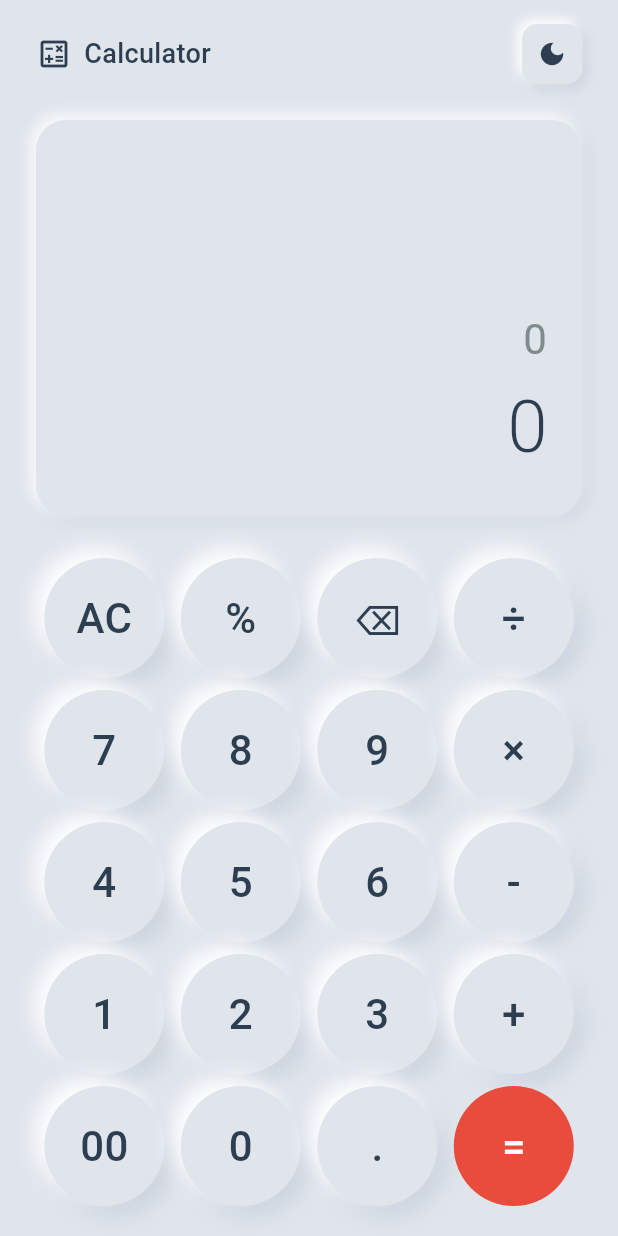
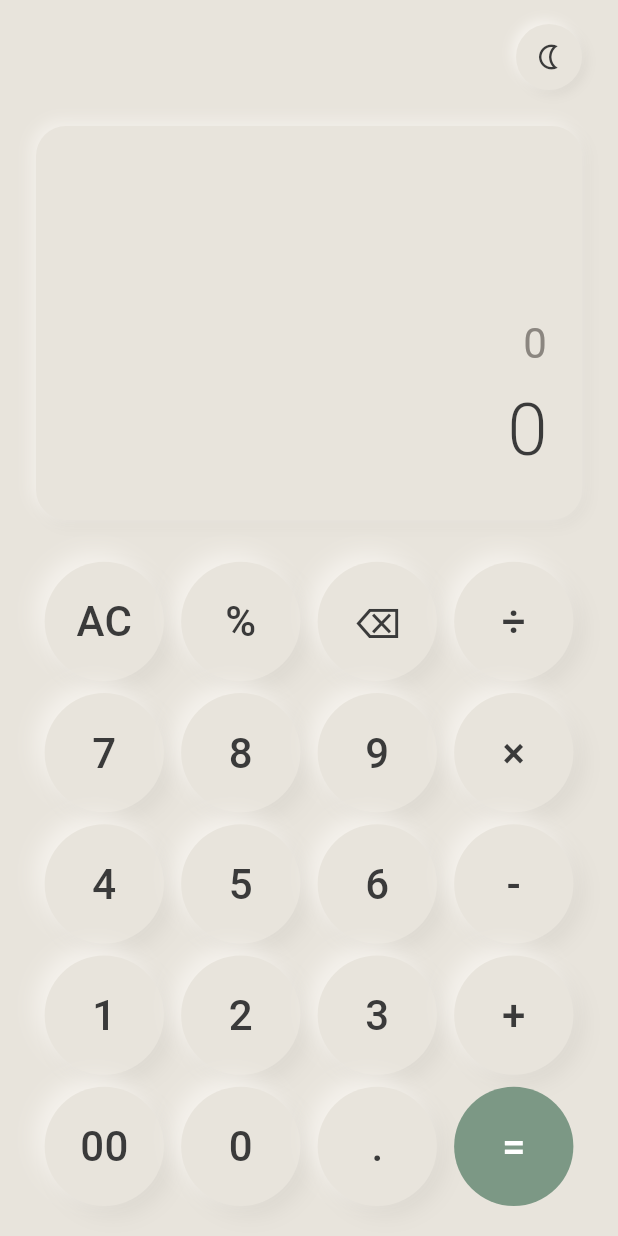
Before and after one commit to ZenKitX/ZenCalc, a Flutter app: the screen it shows after launch, on a phone screen of 412 x 824 dp. Run offline on Flutter 3.47's test engine with Material 3 defaults, Android fonts, the phone set to English and light mode, and no system bars.

Commit message:
实现禅意设计：自然配色、流畅动画、极简界面

```diff
--- a/calculator/lib/main.dart
+++ b/calculator/lib/main.dart
@@ -25,11 +25,13 @@ class _CalculatorAppState extends State<CalculatorApp> {
   @override
   Widget build(BuildContext context) {
     return MaterialApp(
-      title: 'Neumorphic Calculator',
+      title: 'ZenCalc',
       debugShowCheckedModeBanner: false,
       theme: AppTheme.lightTheme,
       darkTheme: AppTheme.darkTheme,
       themeMode: themeMode,
+      themeAnimationDuration: const Duration(milliseconds: 800), // 缓慢的主题切换
+      themeAnimationCurve: Curves.easeInOutCubic, // 流畅的曲线
       home: CalculatorScreen(onThemeToggle: toggleTheme),
     );
   }
--- a/calculator/lib/screens/calculator_screen.dart
+++ b/calculator/lib/screens/calculator_screen.dart
@@ -139,37 +139,17 @@ class _CalculatorScreenState extends State<CalculatorScreen> {
               ),
               child: Column(
                 children: [
-                  // 顶部菜单栏
-                  Row(
-                    mainAxisAlignment: MainAxisAlignment.spaceBetween,
-                    children: [
-                      // 左侧：应用名称
-                      Row(
-                        children: [
-                          Icon(
-                            Icons.calculate_outlined,
-                            color: isDark ? AppTheme.darkText : AppTheme.lightText,
-                            size: 24,
-                          ),
-                          const SizedBox(width: 8),
-                          Text(
-                            'Calculator',
-                            style: TextStyle(
-                              fontSize: 18,
-                              fontWeight: FontWeight.w500,
-                              color: isDark ? AppTheme.darkText : AppTheme.lightText,
-                            ),
-                          ),
-                        ],
-                      ),
-                      // 右侧：主题切换按钮
-                      GestureDetector(
+                  // 顶部 - 极简设计，只保留主题切换
+                  Align(
+                    alignment: Alignment.centerRight,
+                    child: GestureDetector(
                       onTap: widget.onThemeToggle,
-                        child: Container(
-                          padding: const EdgeInsets.all(10),
+                      child: AnimatedContainer(
+                        duration: const Duration(milliseconds: 300),
+                        padding: const EdgeInsets.all(12),
                         decoration: BoxDecoration(
                           color: isDark ? AppTheme.darkBackground : AppTheme.lightBackground,
-                            borderRadius: BorderRadius.circular(10),
+                          shape: BoxShape.circle,
                           boxShadow: [
                             BoxShadow(
                               color: isDark
@@ -187,14 +167,23 @@ class _CalculatorScreenState extends State<CalculatorScreen> {
                             ),
                           ],
                         ),
+                        child: AnimatedSwitcher(
+                          duration: const Duration(milliseconds: 300),
+                          transitionBuilder: (Widget child, Animation<double> animation) {
+                            return RotationTransition(
+                              turns: animation,
+                              child: FadeTransition(opacity: animation, child: child),
+                            );
+                          },
                           child: Icon(
-                            isDark ? Icons.light_mode : Icons.dark_mode,
+                            isDark ? Icons.wb_sunny_outlined : Icons.nightlight_outlined,
+                            key: ValueKey<bool>(isDark),
                             color: isDark ? AppTheme.darkText : AppTheme.lightText,
                             size: 20,
                           ),
                         ),
                       ),
-                    ],
+                    ),
                   ),
 
                   SizedBox(height: isSmallScreen ? 16 : 24),
--- a/calculator/lib/theme/app_theme.dart
+++ b/calculator/lib/theme/app_theme.dart
@@ -1,23 +1,23 @@
 import 'package:flutter/material.dart';
 
 class AppTheme {
-  // 浅色主题颜色（优化后）
-  static const Color lightBackground = Color(0xFFE0E5EC);
-  static const Color lightShadowLight = Color(0xFFFFFFFF);
-  static const Color lightShadowDark = Color(0xFFA3B1C6);
-  static const Color lightText = Color(0xFF2C3E50);
-  static const Color lightTextSecondary = Color(0xFF7F8C8D);
+  // 禅意浅色主题 - 沙石庭院
+  static const Color lightBackground = Color(0xFFE8E4DC); // 温暖的沙色
+  static const Color lightShadowLight = Color(0xFFF5F2ED); // 浅沙色高光
+  static const Color lightShadowDark = Color(0xFFC8C4BC); // 深沙色阴影
+  static const Color lightText = Color(0xFF3A3A3A); // 墨色文字
+  static const Color lightTextSecondary = Color(0xFF8B8680); // 灰褐色次要文字
 
-  // 深色主题颜色（优化后）
-  static const Color darkBackground = Color(0xFF2C2F36);
-  static const Color darkShadowLight = Color(0xFF3D4149);
-  static const Color darkShadowDark = Color(0xFF1A1C20);
-  static const Color darkText = Color(0xFFECF0F1);
-  static const Color darkTextSecondary = Color(0xFFBDC3C7);
+  // 禅意深色主题 - 夜间竹林
+  static const Color darkBackground = Color(0xFF2B2D2A); // 深竹绿灰
+  static const Color darkShadowLight = Color(0xFF3A3D38); // 浅竹绿灰
+  static const Color darkShadowDark = Color(0xFF1C1E1B); // 深夜色
+  static const Color darkText = Color(0xFFE8E4DC); // 月光色文字
+  static const Color darkTextSecondary = Color(0xFFA8A49C); // 雾色次要文字
 
-  // 强调色（更柔和）
-  static const Color accentColor = Color(0xFFE74C3C);
-  static const Color accentColorDark = Color(0xFFFF6B6B);
+  // 禅意强调色 - 竹绿
+  static const Color accentColor = Color(0xFF7C9885); // 柔和竹绿
+  static const Color accentColorDark = Color(0xFF8FA896); // 浅竹绿
 
   // 浅色主题
   static ThemeData lightTheme = ThemeData(
--- a/calculator/lib/widgets/neumorphic_button.dart
+++ b/calculator/lib/widgets/neumorphic_button.dart
@@ -23,8 +23,28 @@ class NeumorphicButton extends StatefulWidget {
   State<NeumorphicButton> createState() => _NeumorphicButtonState();
 }
 
-class _NeumorphicButtonState extends State<NeumorphicButton> {
+class _NeumorphicButtonState extends State<NeumorphicButton> with SingleTickerProviderStateMixin {
   bool isPressed = false;
+  late AnimationController _scaleController;
+  late Animation<double> _scaleAnimation;
+
+  @override
+  void initState() {
+    super.initState();
+    _scaleController = AnimationController(
+      duration: const Duration(milliseconds: 150),
+      vsync: this,
+    );
+    _scaleAnimation = Tween<double>(begin: 1.0, end: 0.95).animate(
+      CurvedAnimation(parent: _scaleController, curve: Curves.easeInOut),
+    );
+  }
+
+  @override
+  void dispose() {
+    _scaleController.dispose();
+    super.dispose();
+  }
 
   @override
   Widget build(BuildContext context) {
@@ -46,16 +66,22 @@ class _NeumorphicButtonState extends State<NeumorphicButton> {
     return GestureDetector(
       onTapDown: (_) {
         setState(() => isPressed = true);
+        _scaleController.forward();
       },
       onTapUp: (_) {
         setState(() => isPressed = false);
+        _scaleController.reverse();
         widget.onTap();
       },
       onTapCancel: () {
         setState(() => isPressed = false);
+        _scaleController.reverse();
       },
+      child: ScaleTransition(
+        scale: _scaleAnimation,
         child: AnimatedContainer(
-        duration: const Duration(milliseconds: 150),
+          duration: const Duration(milliseconds: 200), // 更慢的过渡
+          curve: Curves.easeInOutCubic, // 更流畅的曲线
           decoration: BoxDecoration(
             color: backgroundColor,
             shape: BoxShape.circle,
@@ -112,6 +138,7 @@ class _NeumorphicButtonState extends State<NeumorphicButton> {
             ),
           ),
         ),
+      ),
     );
   }
 }
--- a/calculator/lib/widgets/neumorphic_display.dart
+++ b/calculator/lib/widgets/neumorphic_display.dart
@@ -1,7 +1,7 @@
 import 'package:flutter/material.dart';
 import '../theme/app_theme.dart';
 
-class NeumorphicDisplay extends StatelessWidget {
+class NeumorphicDisplay extends StatefulWidget {
   final String displayText;
   final String result;
 
@@ -10,6 +10,21 @@ class NeumorphicDisplay extends StatelessWidget {
     required this.displayText,
     required this.result,
   });
+
+  @override
+  State<NeumorphicDisplay> createState() => _NeumorphicDisplayState();
+}
+
+class _NeumorphicDisplayState extends State<NeumorphicDisplay> {
+  String _previousResult = '';
+
+  @override
+  void didUpdateWidget(NeumorphicDisplay oldWidget) {
+    super.didUpdateWidget(oldWidget);
+    if (oldWidget.result != widget.result) {
+      _previousResult = oldWidget.result;
+    }
+  }
 
   @override
   Widget build(BuildContext context) {
@@ -45,12 +60,30 @@ class NeumorphicDisplay extends StatelessWidget {
         mainAxisAlignment: MainAxisAlignment.end,
         crossAxisAlignment: CrossAxisAlignment.end,
         children: [
-          // 输入显示
+          // 输入显示 - 带淡入动画
           Flexible(
             child: SingleChildScrollView(
               reverse: true,
+              child: AnimatedSwitcher(
+                duration: const Duration(milliseconds: 300),
+                transitionBuilder: (Widget child, Animation<double> animation) {
+                  return FadeTransition(
+                    opacity: animation,
+                    child: SlideTransition(
+                      position: Tween<Offset>(
+                        begin: const Offset(0.0, 0.1),
+                        end: Offset.zero,
+                      ).animate(CurvedAnimation(
+                        parent: animation,
+                        curve: Curves.easeOutCubic,
+                      )),
+                      child: child,
+                    ),
+                  );
+                },
                 child: Text(
-                displayText,
+                  widget.displayText,
+                  key: ValueKey<String>(widget.displayText),
                   style: Theme.of(context).textTheme.displayMedium,
                   textAlign: TextAlign.right,
                   maxLines: 3,
@@ -58,14 +91,33 @@ class NeumorphicDisplay extends StatelessWidget {
                 ),
               ),
             ),
+          ),
           const SizedBox(height: 16),
-          // 结果显示
-          Text(
-            result,
+          // 结果显示 - 带淡入淡出动画
+          AnimatedSwitcher(
+            duration: const Duration(milliseconds: 400),
+            transitionBuilder: (Widget child, Animation<double> animation) {
+              return FadeTransition(
+                opacity: animation,
+                child: ScaleTransition(
+                  scale: Tween<double>(begin: 0.95, end: 1.0).animate(
+                    CurvedAnimation(
+                      parent: animation,
+                      curve: Curves.easeOutCubic,
+                    ),
+                  ),
+                  child: child,
+                ),
+              );
+            },
+            child: Text(
+              widget.result,
+              key: ValueKey<String>(widget.result),
               style: Theme.of(context).textTheme.displayLarge,
               textAlign: TextAlign.right,
               maxLines: 1,
               overflow: TextOverflow.ellipsis,
+            ),
           ),
         ],
       ),
```
Lines whose indentation alone changed are shown as unchanged.
